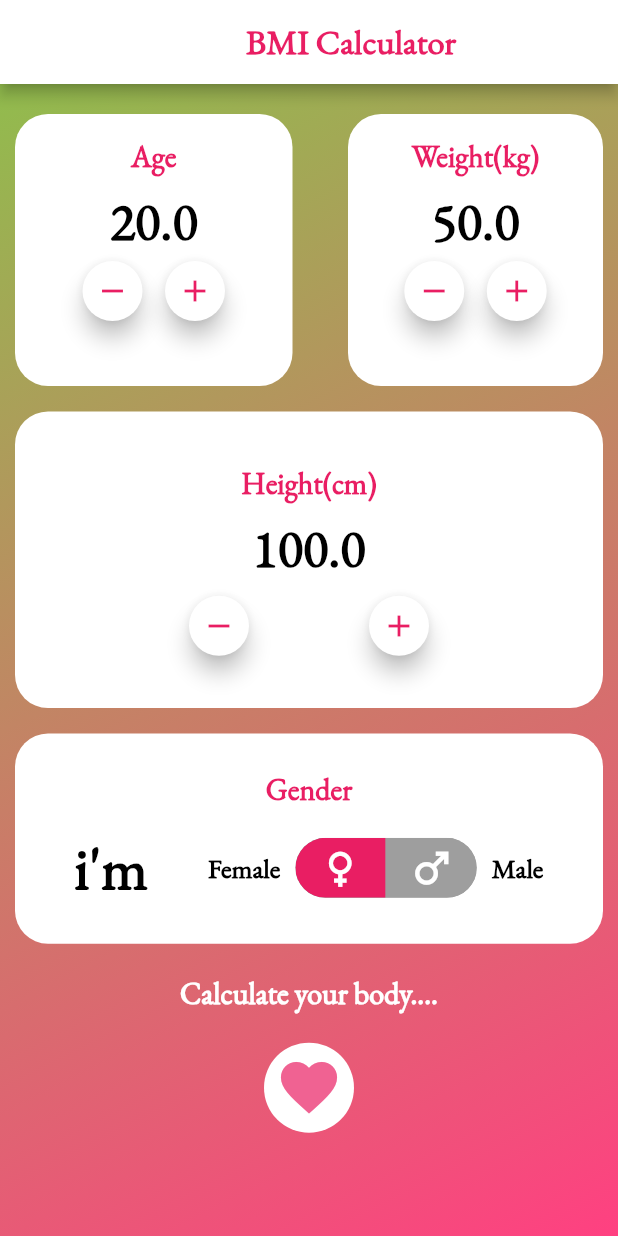
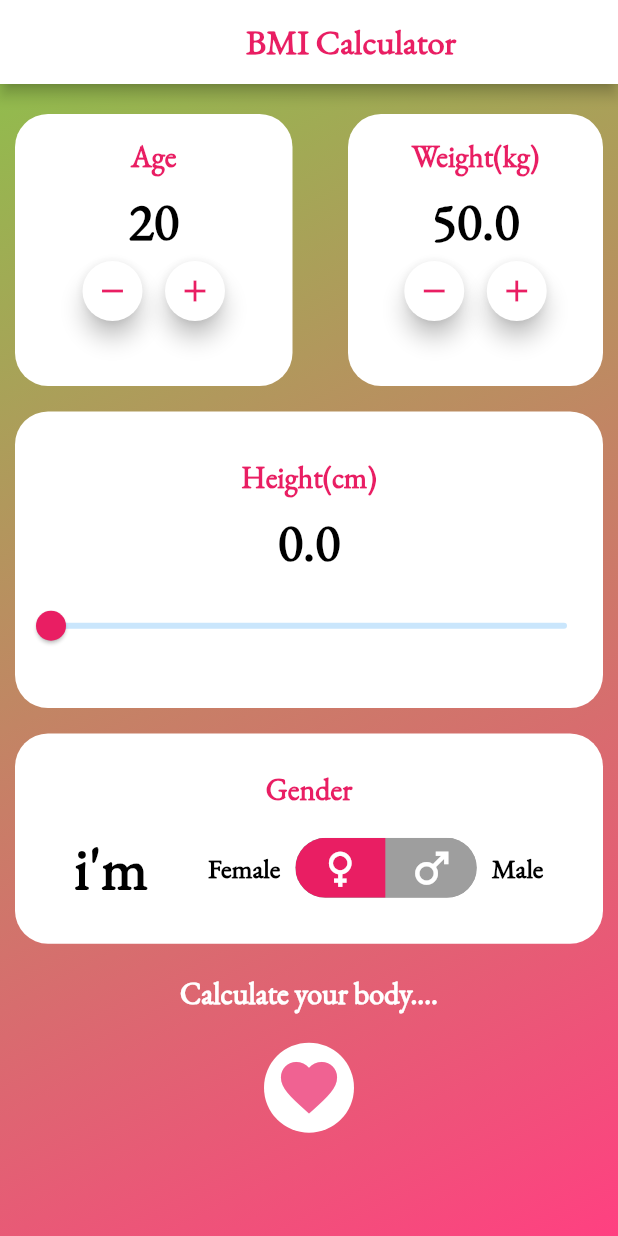
Before and after one commit to KavyaParengal/Advanced_BMI, a Flutter app: the BMI_Calculator screen opened directly, on a phone screen of 412 x 824 dp. Run offline on Flutter 3.47's test engine with Material 2 defaults, Android fonts, the phone set to English and light mode, and no system bars; drawn by our look-alikes of toggle_switch.

Commit message:
Second commit

```diff
--- a/lib/bmi.dart
+++ b/lib/bmi.dart
@@ -15,7 +15,8 @@ class _BMI_CalculatorState extends State<BMI_Calculator> {
   double weight=50;
   double age=20;
   double height=100;
-  late double gender;
+  late int gender;
+  double _value = 0;
 
   @override
   Widget build(BuildContext context) {
@@ -50,7 +51,7 @@ class _BMI_CalculatorState extends State<BMI_Calculator> {
                         SizedBox(height: 15,),
                         Text('Age',style: TextStyle(fontSize: 20,fontWeight: FontWeight.bold,color: Colors.pink),),
                         SizedBox(height: 8,),
-                        Text(age.toString(),style: TextStyle(fontSize: 35,fontWeight: FontWeight.bold,color: Colors.black),),
+                        Text(age.toStringAsFixed(0).toString(),style: TextStyle(fontSize: 35,fontWeight: FontWeight.bold,color: Colors.black),),
                         SizedBox(height: 3,),
                         Row(
                           mainAxisAlignment: MainAxisAlignment.center,
@@ -157,41 +158,51 @@ class _BMI_CalculatorState extends State<BMI_Calculator> {
                   children: [
                     Text('Height(cm)',style: TextStyle(fontSize: 20,fontWeight: FontWeight.bold,color: Colors.pink),),
                     SizedBox(height: 8,),
-                    Text(height.toString(),style: TextStyle(fontSize: 35,fontWeight: FontWeight.bold,color: Colors.black),),
+                    Text(_value.toStringAsFixed(1).toString(),style: TextStyle(fontSize: 35,fontWeight: FontWeight.bold,color: Colors.black),),
                     SizedBox(height: 8,),
-                    Row(
-                      mainAxisAlignment: MainAxisAlignment.center,
-                      children: [
-                        Container(
-                          width: 40,
-                          height: 40,
-                          child: FloatingActionButton(
-                            child: Icon(Icons.remove,color: Colors.pink,),
-                            backgroundColor: Colors.white,
-                            onPressed: () {
-                              setState(() {
-
-                              });
-                              height--;
-                            },
-                          ),
-                        ),
-                        SizedBox(width: 80,),
-                        Container(
-                          width: 40,
-                          height: 40,
-                          child: FloatingActionButton(
-                            child: Icon(Icons.add,color: Colors.pink,),
-                            backgroundColor: Colors.white,
-                            onPressed: () {
-                              setState(() {
-
-                              });
-                              height++;
-                            },
-                          ),
-                        ),
-                      ],
+                    // Row(
+                    //   mainAxisAlignment: MainAxisAlignment.center,
+                    //   children: [
+                    //     Container(
+                    //       width: 40,
+                    //       height: 40,
+                    //       child: FloatingActionButton(
+                    //         child: Icon(Icons.remove,color: Colors.pink,),
+                    //         backgroundColor: Colors.white,
+                    //         onPressed: () {
+                    //           setState(() {
+                    //
+                    //           });
+                    //           height--;
+                    //         },
+                    //       ),
+                    //     ),
+                    //     SizedBox(width: 80,),
+                    //     Container(
+                    //       width: 40,
+                    //       height: 40,
+                    //       child: FloatingActionButton(
+                    //         child: Icon(Icons.add,color: Colors.pink,),
+                    //         backgroundColor: Colors.white,
+                    //         onPressed: () {
+                    //           setState(() {
+                    //
+                    //           });
+                    //           height++;
+                    //         },
+                    //       ),
+                    //     ),
+                    //   ],
+                    // ),
+                    Slider(
+                        min: 0,
+                        max: 250,activeColor: Colors.pink,
+                        value: _value,
+                        onChanged: (value){
+                          setState(() {
+                            _value = value;
+                          });
+                        }
                     ),
                   ],
                 ),
@@ -234,7 +245,7 @@ class _BMI_CalculatorState extends State<BMI_Calculator> {
                             activeBgColors: [[Colors.pink],[Colors.pink]],
                             onToggle: (index) {
                               print('switched to: $index');
-                              gender=double.parse(index.toString());
+                              gender=int.parse(index.toString());
                             },
                           ),
                           SizedBox(width:10),
@@ -252,7 +263,7 @@ class _BMI_CalculatorState extends State<BMI_Calculator> {
             SizedBox(height: 20,),
             GestureDetector(
               onTap: (){
-                Navigator.push(context, MaterialPageRoute(builder: (context)=>Result(age:age,weight:weight,height:height,gender: gender)));
+                Navigator.push(context, MaterialPageRoute(builder: (context)=>Result(age:age,weight:weight,height:_value,gender: gender)));
               },
               child: CircleAvatar(
                 radius: 30,
--- a/lib/result.dart
+++ b/lib/result.dart
@@ -104,7 +104,7 @@ class _ResultState extends State<Result> {
                       fontWeight: FontWeight.bold,
                     )),
                     SizedBox(height: 10,),
-                    Text('Ponderal Index :',style: TextStyle(
+                    Text('Ponderal Index : ',style: TextStyle(
                       color: Colors.black,
                       fontSize: 18,
                       fontWeight: FontWeight.bold,
```
